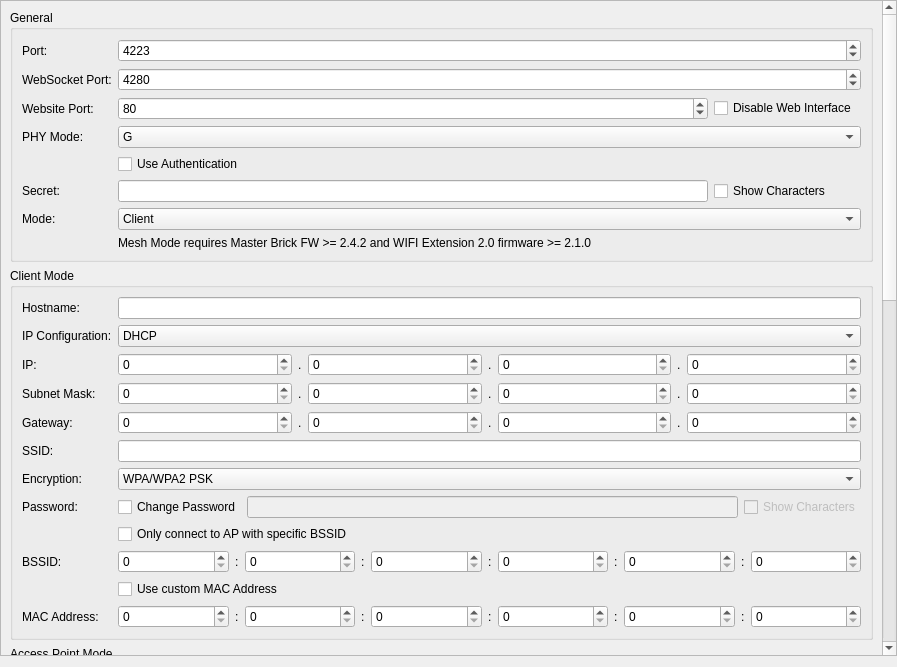
First picture: the form in src/brickv/plugin_system/plugins/master/ui/wifi2.ui, repository Tinkerforge/brickv, before the edit.
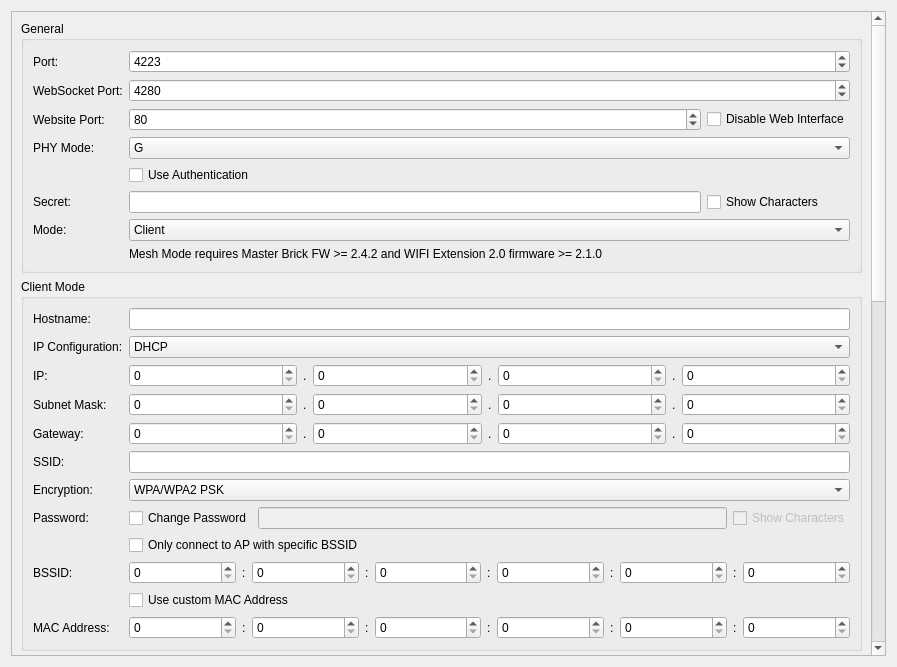
Second picture: the form after the edit. Custom widgets are drawn as their Qt base class.

Commit message: master: Fix WIFI 2.0 tab layout margins

Patch:
```diff
--- a/src/brickv/plugin_system/plugins/master/ui/wifi2.ui
+++ b/src/brickv/plugin_system/plugins/master/ui/wifi2.ui
@@ -14,15 +14,6 @@
    <string>Form</string>
   </property>
   <layout class="QVBoxLayout" name="verticalLayout_2">
-   <property name="leftMargin">
-    <number>0</number>
-   </property>
-   <property name="topMargin">
-    <number>0</number>
-   </property>
-   <property name="rightMargin">
-    <number>0</number>
-   </property>
    <item>
     <widget class="QScrollArea" name="wifi_scroll_area">
      <property name="widgetResizable">
@@ -32,9 +23,9 @@
       <property name="geometry">
        <rect>
         <x>0</x>
-        <y>-432</y>
+        <y>0</y>
         <width>859</width>
-        <height>1655</height>
+        <height>1700</height>
        </rect>
       </property>
       <layout class="QVBoxLayout" name="verticalLayout">
```
The commit also changes 1 other file.
